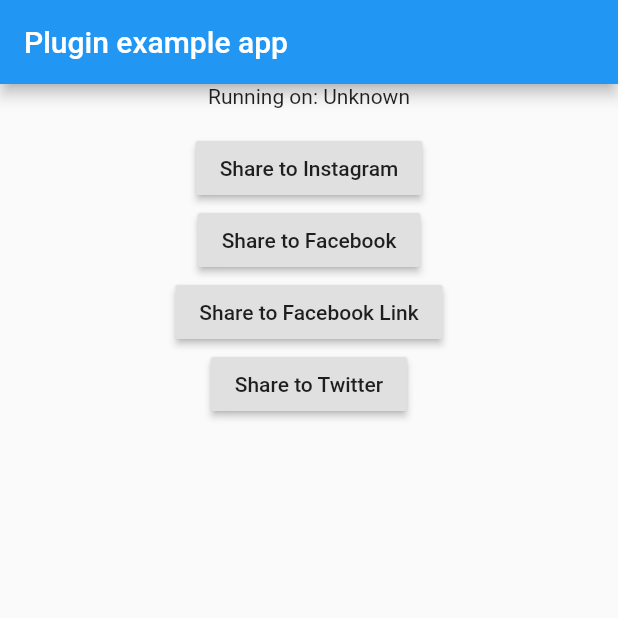
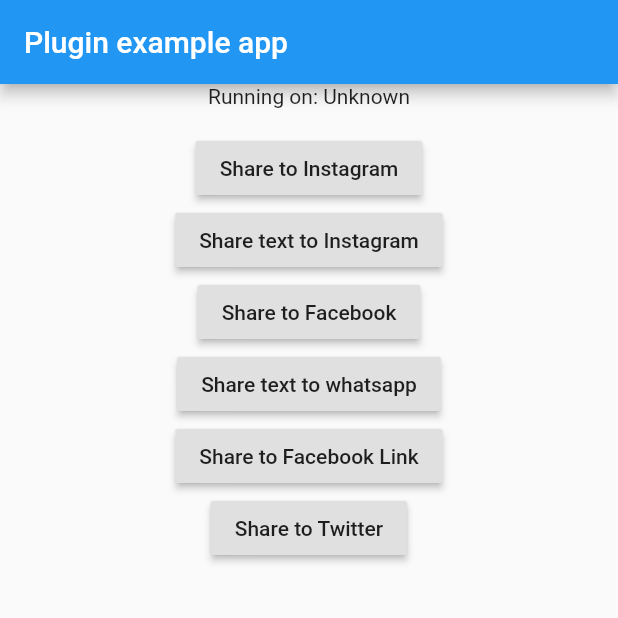
Before and after one commit to romatroskin/social_share_plugin, a Flutter app: the screen it shows after launch, on a phone screen of 412 x 824 dp, the top half of it. Run offline on Flutter 3.47's test engine with Material 2 defaults, Android fonts, the phone set to English and light mode, and no system bars; our stand-ins replace image_picker.

Commit message:
share text to whatsapp and instagram

```diff
--- a/example/lib/main.dart
+++ b/example/lib/main.dart
@@ -62,10 +62,27 @@ class _MyAppState extends State<MyApp> {
               },
             ),
             RaisedButton(
+              child: Text('Share text to Instagram'),
+              onPressed: () async {
+                await SocialSharePlugin.shareTextToFeedInstagram("test for instagarm");
+              },
+            ),
+            RaisedButton(
               child: Text('Share to Facebook'),
               onPressed: () async {
                 File file = await ImagePicker.pickImage(source: ImageSource.gallery);
                 await SocialSharePlugin.shareToFeedFacebook('test', file.path);
+              },
+            ),
+            RaisedButton(
+              child: Text('Share text to whatsapp'),
+              onPressed: () async {
+                try {
+                  await SocialSharePlugin.shareTextToWhatsapp(
+                      "test for whatsapp");
+                } catch(_) {
+                  print(_);
+                }
               },
             ),
             RaisedButton(
```
